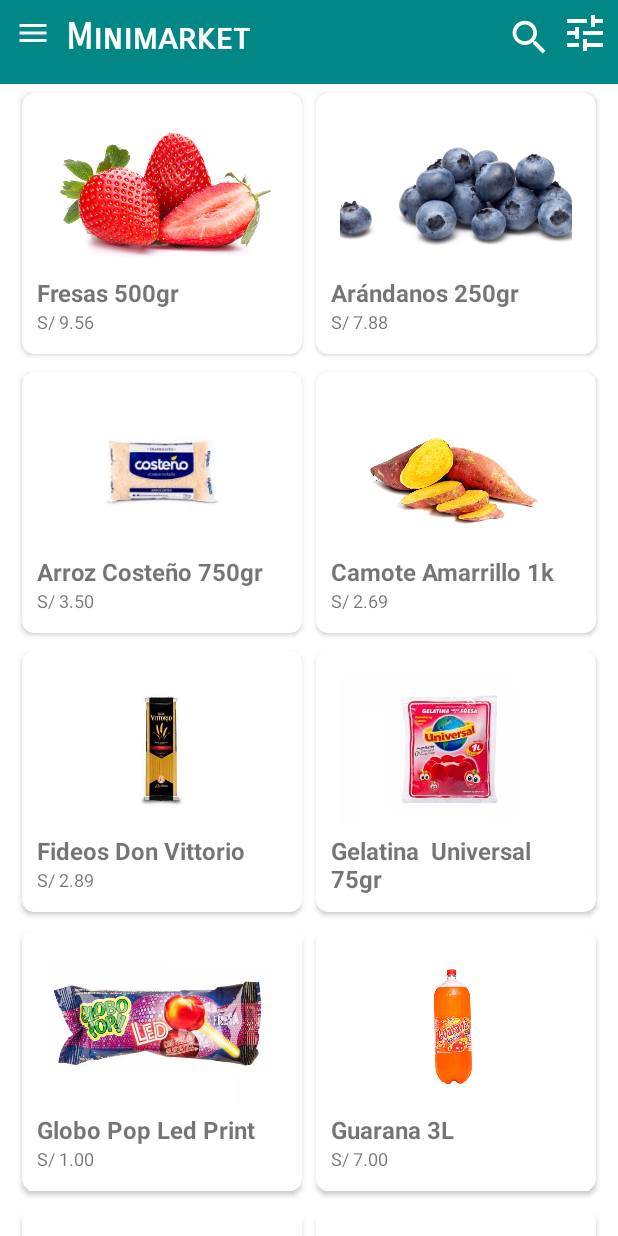
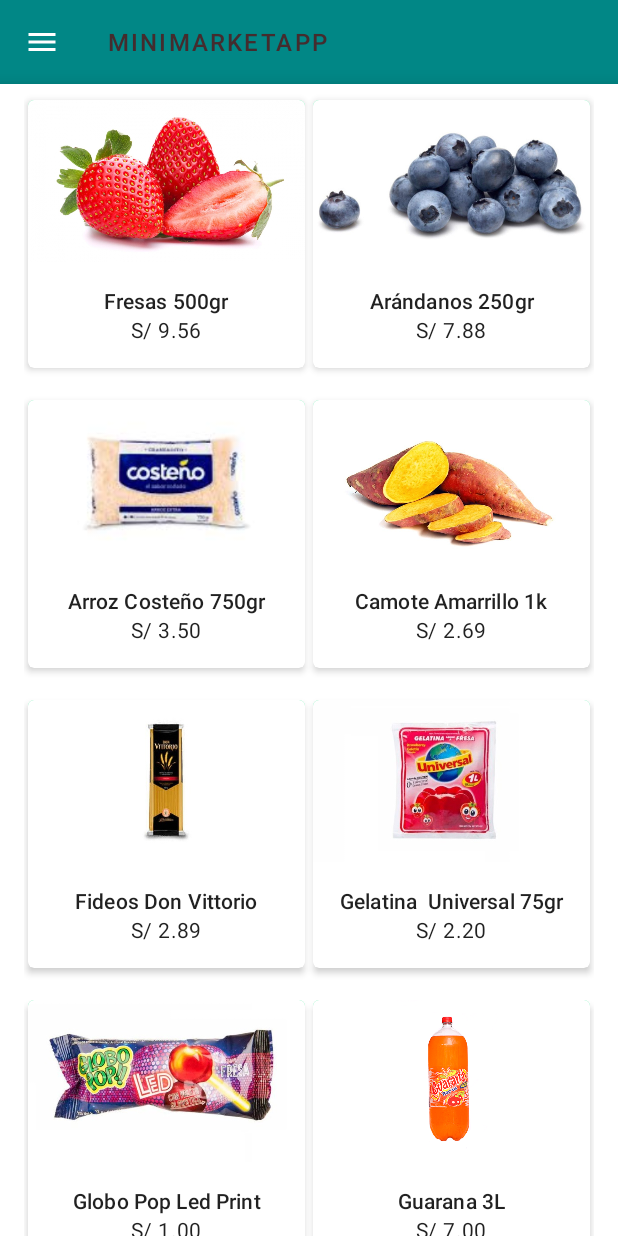
Before and after one commit to Jostin16/MinimarketApp, an Android app: the ListadoActivity screen opened directly, with no data from a screen before it, on a phone screen of 412 x 824 dp. Run offline under Robolectric (Android 15) with nearby library versions, the phone set to English and light mode, and no system bars; 1 statement that could not run was skipped.

Commit message:
cambios5

```diff
--- a/app/src/main/java/idat/com/minimarketapp/ListadoActivity.java
+++ b/app/src/main/java/idat/com/minimarketapp/ListadoActivity.java
@@ -44,7 +44,11 @@ public class ListadoActivity  extends AppCompatActivity {
         ProductosAdapter productosAdapter = new ProductosAdapter(productos,this);
         RecyclerView recyclerView = findViewById(R.id.listReyclerView);
         recyclerView.setHasFixedSize(true);
-        recyclerView.setLayoutManager(new GridLayoutManager(this,2));
+        recyclerView.setLayoutManager(new GridLayoutManager(this,2,GridLayoutManager.VERTICAL,false));
         recyclerView.setAdapter(productosAdapter);
+        int largePadding = 16;
+        int smallPadding = 4;
+        recyclerView.addItemDecoration(new ProductGridItemDecoration(largePadding,smallPadding));
+
     }
 }
--- /dev/null
+++ b/app/src/main/java/idat/com/minimarketapp/ProductGridItemDecoration.java
@@ -0,0 +1,26 @@
+package idat.com.minimarketapp;
+
+import android.graphics.Rect;
+import android.view.View;
+
+import androidx.recyclerview.widget.RecyclerView;
+
+
+public class ProductGridItemDecoration extends RecyclerView.ItemDecoration {
+    private int largePadding;
+    private int smallPadding;
+
+    public ProductGridItemDecoration(int largePadding, int smallPadding) {
+        this.largePadding = largePadding;
+        this.smallPadding = smallPadding;
+    }
+
+    @Override
+    public void getItemOffsets(Rect outRect, View view,
+                               RecyclerView parent, RecyclerView.State state) {
+        outRect.left = smallPadding;
+        outRect.right = smallPadding;
+        outRect.top = largePadding;
+        outRect.bottom = largePadding;
+    }
+}
--- a/app/src/main/res/layout/activity_lista.xml
+++ b/app/src/main/res/layout/activity_lista.xml
@@ -1,74 +1,48 @@
 <?xml version="1.0" encoding="utf-8"?>
-<androidx.cardview.widget.CardView
-    xmlns:android="http://schemas.android.com/apk/res/android"
+<com.google.android.material.card.MaterialCardView xmlns:android="http://schemas.android.com/apk/res/android"
     xmlns:app="http://schemas.android.com/apk/res-auto"
     android:id="@+id/cv"
-    android:layout_width="200dp"
-    android:layout_height="180dp"
-    android:animateLayoutChanges="true"
-    app:cardCornerRadius="8dp"
-    android:elevation="4dp"
-    app:cardUseCompatPadding="true">
+    android:layout_width="match_parent"
+    android:layout_height="wrap_content"
+    app:cardBackgroundColor="@android:color/white"
+    app:cardElevation="3dp"
+    app:cardPreventCornerOverlap="true">
 
     <LinearLayout
         android:layout_width="match_parent"
-        android:layout_height="154dp"
-        android:layout_margin="10dp"
-        android:animateLayoutChanges="true"
+        android:layout_height="wrap_content"
         android:orientation="vertical">
 
-        <RelativeLayout
+        <ImageView
+            android:id="@+id/imagen"
+            android:layout_width="match_parent"
+            android:layout_height="108dp"
+            android:background="?attr/colorPrimary"
+            android:scaleType="centerCrop" />
+
+        <LinearLayout
             android:layout_width="match_parent"
             android:layout_height="wrap_content"
             android:orientation="vertical"
-            android:padding="6dp">
-
-            <ImageView
-                android:id="@+id/imagen"
-                android:layout_width="150dp"
-                android:layout_height="100dp"
-                android:layout_alignParentTop="true"
-                android:layout_alignParentLeft="true"
-                android:layout_alignParentRight="true"
-                android:layout_gravity="center"
-                android:paddingLeft="14dp"
-                android:paddingRight="14dp"
-                android:scaleType="centerCrop"
-                app:srcCompat="@drawable/shr_menu" />
-
-            <LinearLayout
-                android:id="@+id/LinearLayout"
-                android:layout_width="wrap_content"
-                android:layout_height="wrap_content"
-                android:layout_alignParentTop="true"
-                android:layout_marginStart="4dp"
-                android:layout_marginLeft="4dp"
-                android:layout_marginTop="2dp"
-                android:layout_toEndOf="@+id/imagen"
-                android:layout_toRightOf="@+id/imagen"
-                android:orientation="vertical">
-
-            </LinearLayout>
-
-
-        </RelativeLayout>
+            android:padding="16dp">
 
             <TextView
                 android:id="@+id/titulo"
                 android:layout_width="match_parent"
                 android:layout_height="wrap_content"
-            android:text="Fresas 500gr"
-            android:textSize="16sp"
-            android:textStyle="bold" />
+                android:text="@string/mnk_producto_titulo"
+                android:textAlignment="center"
+                android:textAppearance="?attr/textAppearanceSubtitle2"
+                android:gravity="center_horizontal"/>
 
             <TextView
                 android:id="@+id/precio"
                 android:layout_width="match_parent"
                 android:layout_height="wrap_content"
-            android:text="S/ 9.56"
-            android:textSize="12sp" />
-
-
+                android:text="@string/mnk_product_description"
+                android:textAlignment="center"
+                android:textAppearance="?attr/textAppearanceBody2"
+                android:gravity="center_horizontal"/>
         </LinearLayout>
-
-</androidx.cardview.widget.CardView>
+    </LinearLayout>
+</com.google.android.material.card.MaterialCardView>
--- a/app/src/main/res/layout/activity_login.xml
+++ b/app/src/main/res/layout/activity_login.xml
@@ -27,9 +27,7 @@
             android:layout_marginBottom="40dp"
             android:padding="5dp"
             android:text="@string/tvtitulologin"
-            android:textAllCaps="true"
-            android:textSize="30sp"
-            android:textStyle="bold" />
+            android:textAppearance="@style/TextAppearance.Minimarket.Title"/>
 
         <com.google.android.material.textfield.TextInputLayout
             android:id="@+id/username_text_input"
@@ -42,7 +40,7 @@
                 android:id="@+id/edit_comentario"
                 android:layout_width="match_parent"
                 android:layout_height="wrap_content"
-                android:layout_margin="10dp"
+                android:layout_margin="2dp"
                 android:inputType="text"
                 android:maxLines="1" />
         </com.google.android.material.textfield.TextInputLayout>
@@ -59,7 +57,7 @@
                 android:id="@+id/password_edit_text"
                 android:layout_width="match_parent"
                 android:layout_height="wrap_content"
-                android:layout_margin="10dp"
+                android:layout_margin="2dp"
                 android:inputType="textPassword" />
 
         </com.google.android.material.textfield.TextInputLayout>
--- a/app/src/main/res/layout/activity_productos.xml
+++ b/app/src/main/res/layout/activity_productos.xml
@@ -14,68 +14,38 @@
         app:layout_constraintStart_toStartOf="parent"
         app:layout_constraintTop_toTopOf="parent">
 
-        <androidx.appcompat.widget.Toolbar
-            android:id="@+id/toolbar"
+        <com.google.android.material.appbar.AppBarLayout
             android:layout_width="match_parent"
             android:layout_height="wrap_content"
-            android:background="@color/teal_700"
-            android:minHeight="?attr/actionBarSize"
-            android:padding="20dp"
-            android:theme="?attr/actionBarTheme" />
+            app:elevation="0dp">
 
-        <TextView
-            android:id="@+id/textView"
-            android:layout_width="wrap_content"
-            android:layout_height="wrap_content"
-            android:layout_alignTop="@+id/imageMenu"
-            android:layout_marginLeft="10dp"
-            android:layout_toRightOf="@+id/imageMenu"
-            android:fontFamily="sans-serif-smallcaps"
-            android:text="Minimarket"
-            android:textColor="@color/ic_launcher_background"
-            android:textSize="24dp"
-            android:textStyle="bold" />
+            <androidx.appcompat.widget.Toolbar
+                android:id="@+id/toolbar"
+                style="@style/Widget.Minimarket.Toolbar"
+                android:layout_width="match_parent"
+                android:layout_height="?attr/actionBarSize"
+                android:background="@color/teal_700"
+                app:navigationIcon="@drawable/shr_menu"
+                app:title="@string/app_name" />
 
-        <ImageView
-            android:id="@+id/imageMenu"
-            android:layout_width="wrap_content"
-            android:layout_height="wrap_content"
-            android:layout_alignParentLeft="true"
-            android:layout_alignParentTop="true"
-            android:layout_marginLeft="10dp"
-            android:layout_marginTop="10dp"
-            app:srcCompat="@drawable/shr_menu" />
+        </com.google.android.material.appbar.AppBarLayout>
 
+        <androidx.core.widget.NestedScrollView
+            android:layout_width="match_parent"
+            android:layout_height="match_parent"
+            android:layout_marginTop="56dp"
+            android:background="@color/white"
+            android:elevation="8dp"
+            android:paddingStart="16dp"
+            android:paddingEnd="16dp"
+            app:layout_behavior="@string/appbar_scrolling_view_behavior">
 
-        <ImageView
-            android:id="@+id/imageLupa"
-            android:layout_width="30dp"
-            android:layout_height="30dp"
-            android:layout_alignTop="@+id/imageMenu"
-            android:layout_marginRight="10dp"
-            android:layout_toLeftOf="@+id/imageFiltro"
-            app:srcCompat="@drawable/shr_search" />
+            <androidx.recyclerview.widget.RecyclerView
+                android:id="@+id/listReyclerView"
+                android:layout_width="match_parent"
+                android:layout_height="wrap_content" />
 
+        </androidx.core.widget.NestedScrollView>
 
-        <ImageView
-            android:id="@+id/imageFiltro"
-            android:layout_width="24dp"
-            android:layout_height="wrap_content"
-            android:layout_alignTop="@+id/imageMenu"
-            android:layout_alignParentRight="true"
-            android:layout_marginRight="10dp"
-            app:srcCompat="@drawable/shr_filter" />
     </RelativeLayout>
-
-    <androidx.recyclerview.widget.RecyclerView
-        android:id="@+id/listReyclerView"
-        android:layout_width="0dp"
-        android:layout_height="0dp"
-        android:paddingLeft="10dp"
-        android:paddingRight="10dp"
-        app:layout_constraintBottom_toBottomOf="parent"
-        app:layout_constraintEnd_toEndOf="parent"
-        app:layout_constraintStart_toStartOf="parent"
-        app:layout_constraintTop_toBottomOf="@+id/LinearBarra" />
-
 </androidx.constraintlayout.widget.ConstraintLayout>
--- a/app/src/main/res/values/styles.xml
+++ b/app/src/main/res/values/styles.xml
@@ -40,4 +40,10 @@
         <item name="android:textColor">?android:attr/textColorPrimary</item>
     </style>
 
+    <style name="TextAppearance.Minimarket.Title" parent="TextAppearance.MaterialComponents.Headline4">
+        <item name="textAllCaps">true</item>
+        <item name="android:textStyle">bold</item>
+        <item name="android:textColor">?android:attr/textColorPrimary</item>
+    </style>
+
 </resources>
```
Lines whose indentation alone changed are shown as unchanged.
